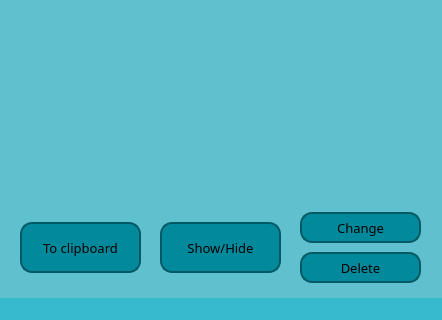
Before: the Qt Designer form main.ui in Onnya/PasswordFind, drawn with Qt 5; both pictures show x 0 to 442 and y 218 to 538 of the 442 by 538 pixel window.
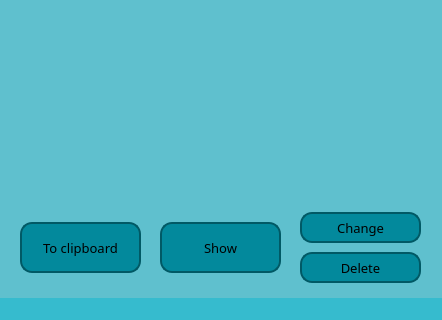
After: the same form once the commit is applied.

Commit message: Hide string deleted

Patch:
```diff
--- a/main.ui
+++ b/main.ui
@@ -251,7 +251,7 @@
 border-width:2px;}</string>
     </property>
     <property name="text">
-     <string>Show/Hide</string>
+     <string>Show</string>
     </property>
     <property name="flat">
      <bool>false</bool>
```
